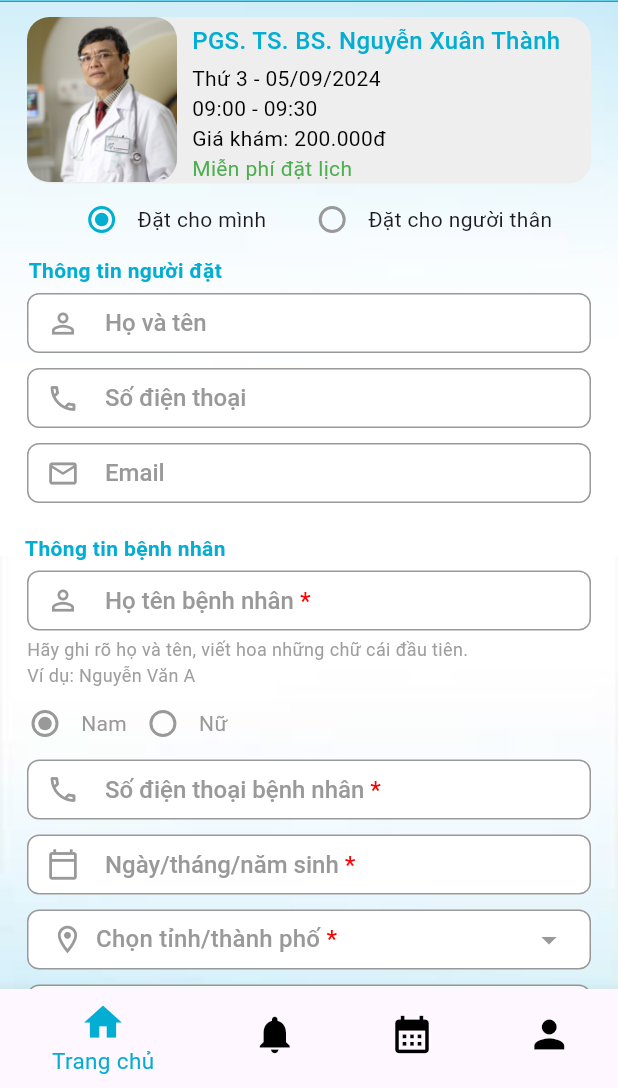
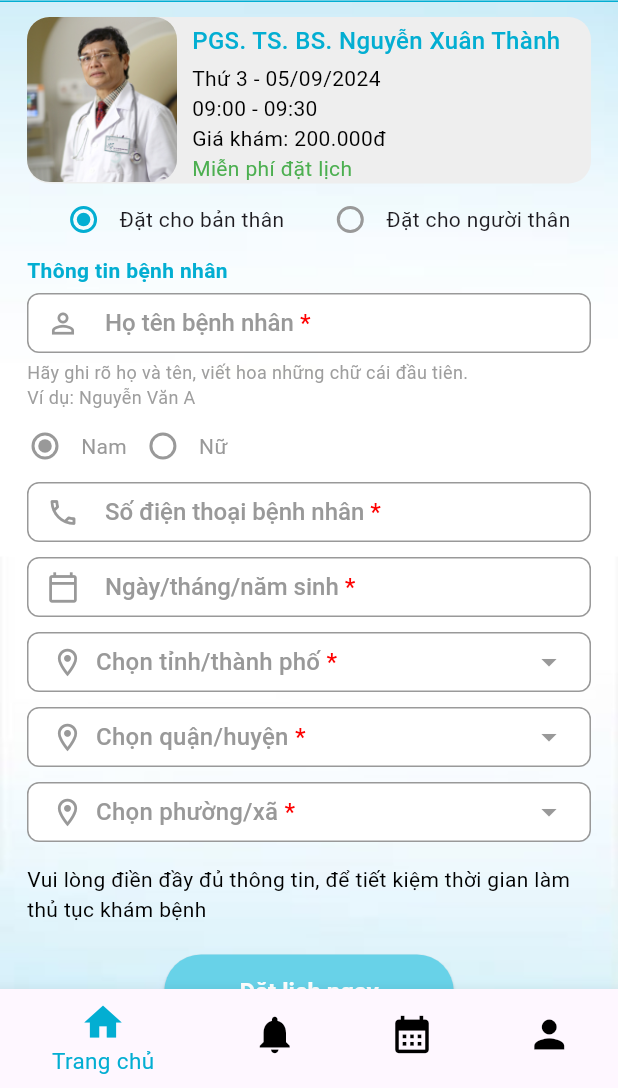
Before and after one commit to Mixture-Tech/Doctor-Appointment, a Flutter app: the screen it shows after launch, on a phone screen of 412 x 824 dp, the part 148-1236 px from its top. Run offline on Flutter 3.47's test engine with Material 3 defaults, Android fonts, the light colour scheme and no system bars.

Commit message:
feat: complete Detail-Appointment

```diff
--- a/app/lib/ui/screens/AppointmentScreen.dart
+++ b/app/lib/ui/screens/AppointmentScreen.dart
@@ -18,11 +18,10 @@ class AppointmentScreen extends StatefulWidget {
 }
 
 class _AppointmentScreenState extends State<AppointmentScreen> {
-  // Thêm các danh sách này ở đầu lớp _AppointmentState
   List<String> provinces = ['Hà Nội', 'TP.HCM', 'Đà Nẵng',]; // Thêm các tỉnh/thành phố khác
   List<String> districts = []; // Sẽ được cập nhật dựa trên tỉnh/thành phố được chọn
   List<String> wards = []; // Sẽ được cập nhật dựa trên quận/huyện được chọn
-
+  SingingCharacter _bookingType = SingingCharacter.self_booking;
 
   @override
   Widget build(BuildContext context) {
@@ -36,7 +35,6 @@ class _AppointmentScreenState extends State<AppointmentScreen> {
                 Navigator.pop(context);
               },
             ),
-            // Content area with image background
             Expanded(
               child: Stack(
                 fit: StackFit.expand,
@@ -98,113 +96,25 @@ class _AppointmentScreenState extends State<AppointmentScreen> {
                                 ),
                               ),
                               // Chọn loại đặt lịch (other_booking, self_booking)
-                              const TypeSelectorWidget(),
-                              const Padding(
-                                padding: EdgeInsets.only(right: 245),
-                                child: Text(
-                                    'Thông tin người đặt',
-                                    style: TextStyle(
-                                      color: AppColors.primaryBlue,
-                                      fontWeight: FontWeight.bold
-                                    ),
-                                ),
-                              ),
-                              const SizedBox(height: 5),
-                              const TextFieldWidget(
-                                hintText: 'Họ và tên',
-                                prefixIcon: Icons.person_outline,
-                              ),
-                              const SizedBox(height: 10),
-                              const TextFieldWidget(
-                                  hintText: 'Số điện thoại',
-                                  prefixIcon: Icons.phone_outlined,
-                              ),
-                              const SizedBox(height: 10),
-                              const TextFieldWidget(
-                                hintText: 'Email',
-                                prefixIcon: Icons.email_outlined,
-                              ),
-                              const SizedBox(height: 20),
-                              const Padding(
-                                padding: EdgeInsets.only(right: 245),
-                                child: Text(
-                                  'Thông tin bệnh nhân',
-                                  style: TextStyle(
-                                      color: AppColors.primaryBlue,
-                                      fontWeight: FontWeight.bold
-                                  ),
-                                ),
-                              ),
-                              const SizedBox(height: 5),
-                              const TextFieldWidget(
-                                hintText: 'Họ tên bệnh nhân',
-                                prefixIcon: Icons.person_outline,
-                                isRequired: true,
-                                helperText: 'Hãy ghi rõ họ và tên, viết hoa những chữ cái đầu tiên.\nVí dụ: Nguyễn Văn A',
-                              ),
-                              // Chọn giới tính (male, female)
-                              const Padding(
-                                padding: EdgeInsets.symmetric(horizontal: 6),
-                                child: GenderSelectorWidget(),
-                              ),
-                              const TextFieldWidget(
-                                hintText: 'Số điện thoại bệnh nhân',
-                                prefixIcon: Icons.phone_outlined,
-                                isRequired: true
-                              ),
-                              const SizedBox(height: 10),
-                              DatePickerTextField(
-                                hintText: 'Ngày/tháng/năm sinh',
-                                prefixIcon: Icons.calendar_today_outlined,
-                                isRequired: true,
-                                onDateSelected: (DateTime selectedDate) {
-                                },
-                              ),
-                              const SizedBox(height: 10),
-                              AddressDropdownField(
-                                hintText: 'Chọn tỉnh/thành phố',
-                                prefixIcon: Icons.location_on_outlined,
-                                isRequired: true,
-                                items: provinces,
-                                onChanged: (value) {
+                              TypeSelectorWidget(
+                                character: _bookingType,
+                                onChanged: (SingingCharacter? value) {
                                   setState(() {
-                                    // Cập nhật danh sách quận/huyện dựa trên tỉnh/thành phố được chọn
-                                    // Đây chỉ là ví dụ, bạn cần thực hiện logic thực tế để lấy danh sách quận/huyện
-                                    districts = ['Quận 1', 'Quận 2', 'Quận 3'];
-                                    wards = []; // Reset danh sách phường/xã
+                                    _bookingType = value!;
                                   });
                                 },
                               ),
-                              const SizedBox(height: 10),
-                              AddressDropdownField(
-                                hintText: 'Chọn quận/huyện',
-                                prefixIcon: Icons.location_on_outlined,
-                                isRequired: true,
-                                items: districts,
-                                onChanged: (value) {
-                                  setState(() {
-                                    // Cập nhật danh sách phường/xã dựa trên quận/huyện được chọn
-                                    // Đây chỉ là ví dụ, bạn cần thực hiện logic thực tế để lấy danh sách phường/xã
-                                    wards = ['Phường 1', 'Phường 2', 'Phường 3'];
-                                  });
-                                },
-                              ),
-                              const SizedBox(height: 10),
-                              AddressDropdownField(
-                                hintText: 'Chọn phường/xã',
-                                prefixIcon: Icons.location_on_outlined,
-                                isRequired: true,
-                                items: wards,
-                                onChanged: (value) {
-                                  // Xử lý khi phường/xã được chọn
-                                },
-                              ),
+
+                              if (_bookingType == SingingCharacter.other_booking) ...[
+                                _buildBookerInfo(),
+                              ],
+                              _buildPatientInfo(),
                               const SizedBox(height: 15),
                               const Padding(
                                 padding: EdgeInsets.symmetric(horizontal: 18),
                                 child: Text(
-                                    'Vui lòng điền đầy đủ thông tin, để tiết kiệm thời gian làm thủ tục khám bệnh',
-                                    style: AppTextStyles.infoStyle,
+                                  'Vui lòng điền đầy đủ thông tin, để tiết kiệm thời gian làm thủ tục khám bệnh',
+                                  style: AppTextStyles.infoStyle,
                                 ),
                               ),
                               const SizedBox(height: 20),
@@ -229,4 +139,114 @@ class _AppointmentScreenState extends State<AppointmentScreen> {
       ),
     );
   }
+
+  Widget _buildBookerInfo(){
+    return const Column(
+      crossAxisAlignment: CrossAxisAlignment.start,
+      children: [
+        Padding(
+          padding: EdgeInsets.only(left: 18, bottom: 5),
+          child: Text(
+            'Thông tin người đặt',
+            style: TextStyle(
+                color: AppColors.primaryBlue,
+                fontWeight: FontWeight.bold
+            ),
+          ),
+        ),
+        TextFieldWidget(
+          hintText: 'Họ và tên',
+          prefixIcon: Icons.person_outline,
+        ),
+        SizedBox(height: 10),
+        TextFieldWidget(
+          hintText: 'Số điện thoại',
+          prefixIcon: Icons.phone_outlined,
+        ),
+        SizedBox(height: 10),
+        TextFieldWidget(
+          hintText: 'Email',
+          prefixIcon: Icons.email_outlined,
+        ),
+        SizedBox(height: 20),
+      ],
+    );
+  }
+
+  Widget _buildPatientInfo() {
+    return Column(
+      crossAxisAlignment: CrossAxisAlignment.start,
+      children: [
+        Padding(
+          padding: const EdgeInsets.only(left: 18, bottom: 5),
+          child: Text(
+            _bookingType == SingingCharacter.self_booking ? 'Thông tin bệnh nhân' : 'Thông tin người thân',
+            style: const TextStyle(
+                color: AppColors.primaryBlue,
+                fontWeight: FontWeight.bold
+            ),
+          ),
+        ),
+        const TextFieldWidget(
+          hintText: 'Họ tên bệnh nhân',
+          prefixIcon: Icons.person_outline,
+          isRequired: true,
+          helperText: 'Hãy ghi rõ họ và tên, viết hoa những chữ cái đầu tiên.\nVí dụ: Nguyễn Văn A',
+        ),
+        const Padding(
+          padding: EdgeInsets.symmetric(horizontal: 6),
+          child: GenderSelectorWidget(),
+        ),
+        const TextFieldWidget(
+            hintText: 'Số điện thoại bệnh nhân',
+            prefixIcon: Icons.phone_outlined,
+            isRequired: true
+        ),
+        const SizedBox(height: 10),
+        DatePickerTextField(
+          hintText: 'Ngày/tháng/năm sinh',
+          prefixIcon: Icons.calendar_today_outlined,
+          isRequired: true,
+          onDateSelected: (DateTime selectedDate) {
+            // Handle date selection
+          },
+        ),
+        const SizedBox(height: 10),
+        AddressDropdownField(
+          hintText: 'Chọn tỉnh/thành phố',
+          prefixIcon: Icons.location_on_outlined,
+          isRequired: true,
+          items: provinces,
+          onChanged: (value) {
+            setState(() {
+              districts = ['Quận 1', 'Quận 2', 'Quận 3'];
+              wards = [];
+            });
+          },
+        ),
+        const SizedBox(height: 10),
+        AddressDropdownField(
+          hintText: 'Chọn quận/huyện',
+          prefixIcon: Icons.location_on_outlined,
+          isRequired: true,
+          items: districts,
+          onChanged: (value) {
+            setState(() {
+              wards = ['Phường 1', 'Phường 2', 'Phường 3'];
+            });
+          },
+        ),
+        const SizedBox(height: 10),
+        AddressDropdownField(
+          hintText: 'Chọn phường/xã',
+          prefixIcon: Icons.location_on_outlined,
+          isRequired: true,
+          items: wards,
+          onChanged: (value) {
+            // Handle ward selection
+          },
+        ),
+      ],
+    );
+  }
 }
--- a/app/lib/ui/widgets/RadioButtonWidget.dart
+++ b/app/lib/ui/widgets/RadioButtonWidget.dart
@@ -9,15 +9,15 @@ enum SingingCharacter { other_booking, self_booking }
 enum Gender { male, female }
 
 // TypeSelectorWidget cho other_booking và self_booking
-class TypeSelectorWidget extends StatefulWidget {
-  const TypeSelectorWidget({super.key});
+class TypeSelectorWidget extends StatelessWidget {
+  final SingingCharacter character;
+  final ValueChanged<SingingCharacter?> onChanged;
 
-  @override
-  _TypeSelectorWidgetState createState() => _TypeSelectorWidgetState();
-}
-
-class _TypeSelectorWidgetState extends State<TypeSelectorWidget> {
-  SingingCharacter _character = SingingCharacter.other_booking;
+  const TypeSelectorWidget({
+    super.key,
+    required this.character,
+    required this.onChanged,
+  });
 
   @override
   Widget build(BuildContext context) {
@@ -25,43 +25,34 @@ class _TypeSelectorWidgetState extends State<TypeSelectorWidget> {
       mainAxisAlignment: MainAxisAlignment.center,
       children: <Widget>[
         Radio<SingingCharacter>(
-          value: SingingCharacter.other_booking,
-          groupValue: _character,
-          activeColor: AppColors.primaryBlue,
-          fillColor: MaterialStateProperty.resolveWith<Color>((Set<MaterialState> states) {
-            return states.contains(MaterialState.selected)
-                ? AppColors.primaryBlue // Màu khi được chọn
-                : AppColors.grey; // Màu xám khi không được chọn
-          }),
-          onChanged: (SingingCharacter? value) {
-            setState(() {
-              _character = value!;
-            });
-          },
-        ),
-        const Text('Đặt cho mình'),
-        const SizedBox(width: 20),
-        Radio<SingingCharacter>(
           value: SingingCharacter.self_booking,
-          groupValue: _character,
+          groupValue: character,
           activeColor: AppColors.primaryBlue,
           fillColor: MaterialStateProperty.resolveWith<Color>((Set<MaterialState> states) {
             return states.contains(MaterialState.selected)
                 ? AppColors.primaryBlue
                 : AppColors.grey;
           }),
-          onChanged: (SingingCharacter? value) {
-            setState(() {
-              _character = value!;
-            });
-          },
+          onChanged: onChanged,
+        ),
+        const Text('Đặt cho bản thân'),
+        const SizedBox(width: 20),
+        Radio<SingingCharacter>(
+          value: SingingCharacter.other_booking,
+          groupValue: character,
+          activeColor: AppColors.primaryBlue,
+          fillColor: MaterialStateProperty.resolveWith<Color>((Set<MaterialState> states) {
+            return states.contains(MaterialState.selected)
+                ? AppColors.primaryBlue
+                : AppColors.grey;
+          }),
+          onChanged: onChanged,
         ),
         const Text('Đặt cho người thân'),
       ],
     );
   }
 }
-
 // GenderSelectorWidget cho lựa chọn giới tính
 class GenderSelectorWidget extends StatefulWidget {
   const GenderSelectorWidget({super.key});
--- a/app/lib/ui/widgets/TextFieldWidget.dart
+++ b/app/lib/ui/widgets/TextFieldWidget.dart
@@ -32,6 +32,7 @@ class TextFieldWidget extends StatelessWidget {
               style: const TextStyle(color: Colors.grey), // Đặt màu chữ là xám
               decoration: InputDecoration(
                 hintText: null, // Không sử dụng hintText gốc
+                // floatingLabelBehavior: FloatingLabelBehavior.never,
                 label: RichText(
                   text: TextSpan(
                     text: hintText, // Nội dung hintText
```
